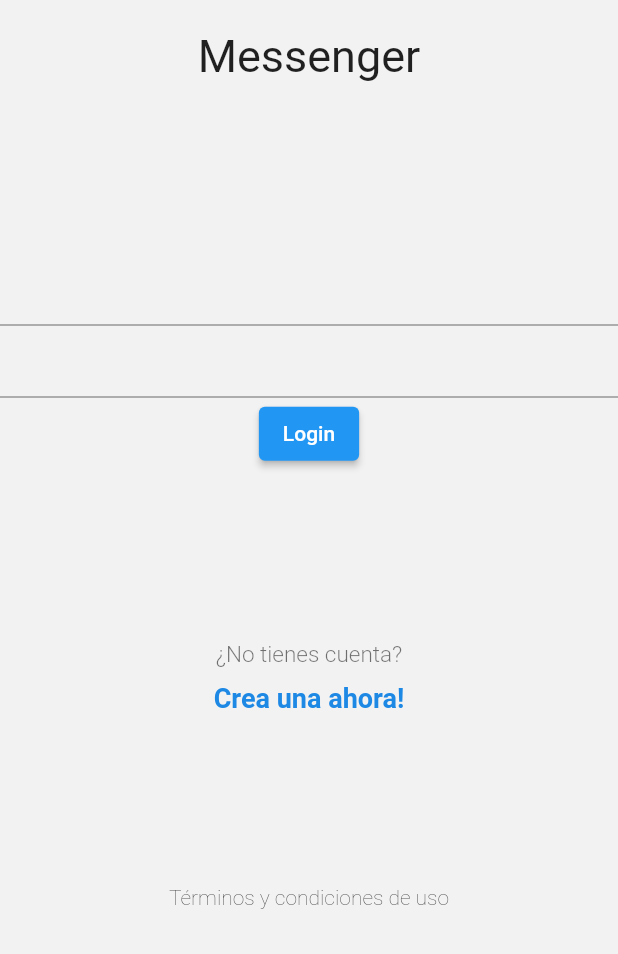
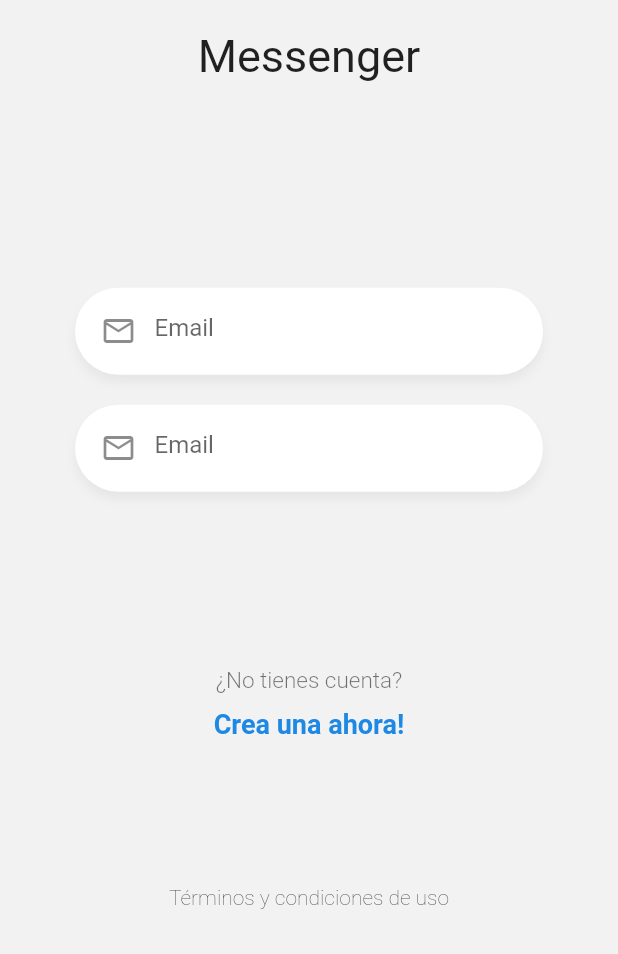
Before and after one commit to michaelrondon27/curso_flutter_avanzado, a Flutter app: the screen it shows after launch, on a phone screen of 412 x 824 dp, the part 282-1236 px from its top. Run offline on Flutter 3.47's test engine with Material 2 defaults, Android fonts, the phone set to English and light mode, and no system bars; our stand-ins replace pie_chart, socket_io_client.

Commit message:
52. CustomInputField

```diff
--- a/chat/lib/pages/login_page.dart
+++ b/chat/lib/pages/login_page.dart
@@ -1,4 +1,6 @@
 import 'package:flutter/material.dart';
+
+import 'package:chat/widgets/custom_input.dart';
 
 class LoginPage extends StatelessWidget {
   @override
@@ -42,16 +44,18 @@ class __FormState extends State<_Form> {
     return Container(
       child: Column(
         children: [
-          TextField(),
+          CustomInput(),
 
-          TextField(),
+          CustomInput()
 
-          ElevatedButton(
-            child: Text('Login'),
-            onPressed: () {},
-          )
+          // ElevatedButton(
+          //   child: Text('Login'),
+          //   onPressed: () {},
+          // )
         ]
-      )
+      ),
+      margin: EdgeInsets.only( top: 40 ),
+      padding: EdgeInsets.symmetric( horizontal: 50 )
     );
   }
 }
--- /dev/null
+++ b/chat/lib/widgets/custom_input.dart
@@ -0,0 +1,33 @@
+import 'package:flutter/material.dart';
+
+class CustomInput extends StatelessWidget {
+  @override
+  Widget build(BuildContext context) {
+    return Container(
+      child: TextField(
+        autocorrect: false,
+        decoration: InputDecoration(
+          border: InputBorder.none,
+          focusedBorder: InputBorder.none,
+          hintText: 'Email',
+          prefixIcon: Icon( Icons.mail_outline )
+        ),
+        keyboardType: TextInputType.emailAddress,
+        // obscureText: true,
+      ),
+      decoration: BoxDecoration(
+        borderRadius: BorderRadius.circular( 30 ),
+        boxShadow: [
+          BoxShadow(
+            blurRadius: 5,
+            color: Colors.black.withOpacity( 0.05 ),
+            offset: Offset(0, 5)
+          )
+        ],
+        color: Colors.white
+      ),
+      margin: EdgeInsets.only( bottom: 20 ),
+      padding: EdgeInsets.only( bottom: 5, left: 5, right: 20, top: 5 ),
+    );
+  }
+}
```
